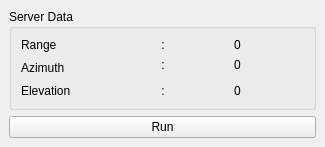
The window that APC/my_codes/Server_based/Client/files/mainwindow.ui (EhsanGhasemii/CUDA) describes before a commit, drawn with Qt 5.
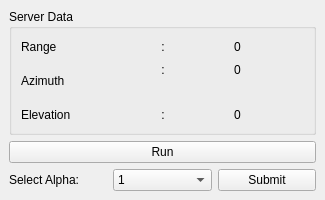
The same window after the commit.

Commit message: alpha setting has been added to gui in server-based

```diff
--- a/APC/my_codes/Server_based/Client/files/mainwindow.ui
+++ b/APC/my_codes/Server_based/Client/files/mainwindow.ui
@@ -7,7 +7,7 @@
     <x>0</x>
     <y>0</y>
     <width>325</width>
-    <height>144</height>
+    <height>200</height> <!-- Adjusted height to accommodate new widgets -->
    </rect>
   </property>
   <property name="windowTitle">
@@ -142,6 +142,43 @@
       </property>
      </widget>
     </item>
+    <item row="2" column="0">
+     <layout class="QHBoxLayout" name="horizontalLayout">
+      <item>
+       <widget class="QLabel" name="lbl_alpha">
+        <property name="text">
+         <string>Select Alpha:</string>
+        </property>
+       </widget>
+      </item>
+      <item>
+       <widget class="QComboBox" name="comboBox">
+        <item>
+         <property name="text">
+          <string>1</string>
+         </property>
+        </item>
+        <item>
+         <property name="text">
+          <string>2</string>
+         </property>
+        </item>
+        <item>
+         <property name="text">
+          <string>3</string>
+         </property>
+        </item>
+       </widget>
+      </item>
+      <item>
+       <widget class="QPushButton" name="submitButton">
+        <property name="text">
+         <string>Submit</string>
+        </property>
+       </widget>
+      </item>
+     </layout>
+    </item>
    </layout>
   </widget>
  </widget>
```
Left out of the diff: 3 changed lines with no effect on the pictures. The commit also changes 16 other files.
